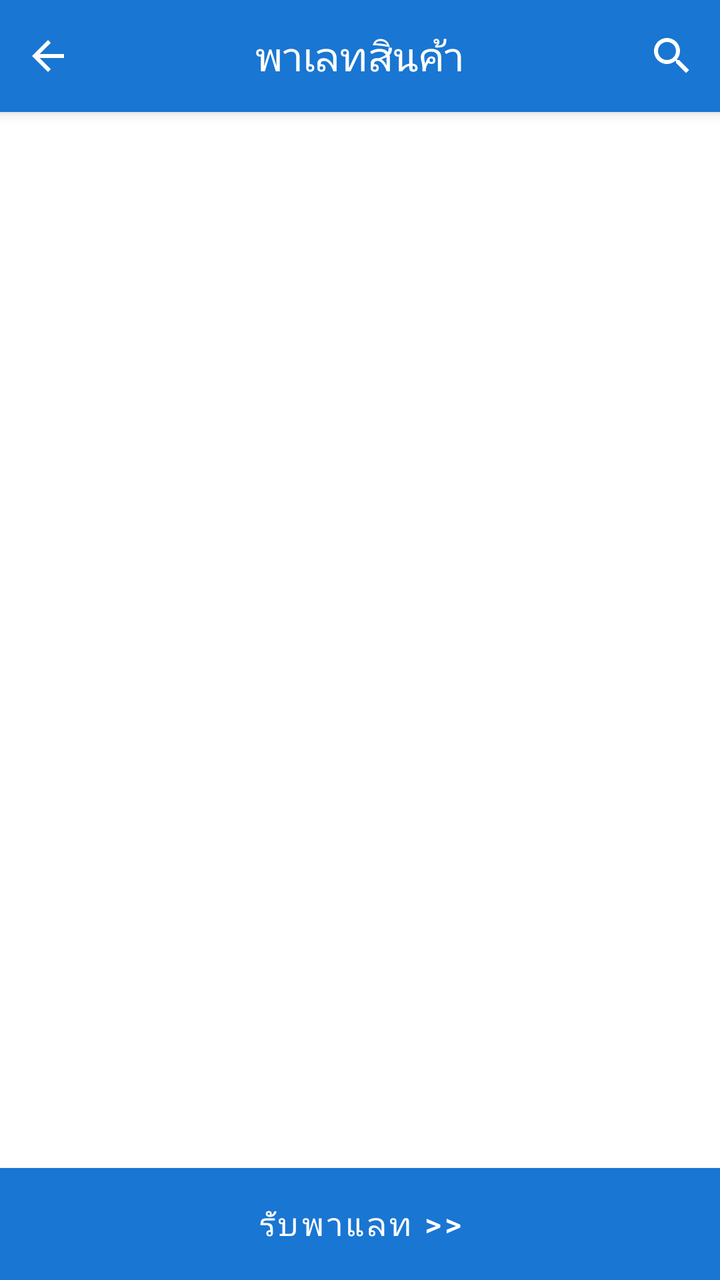
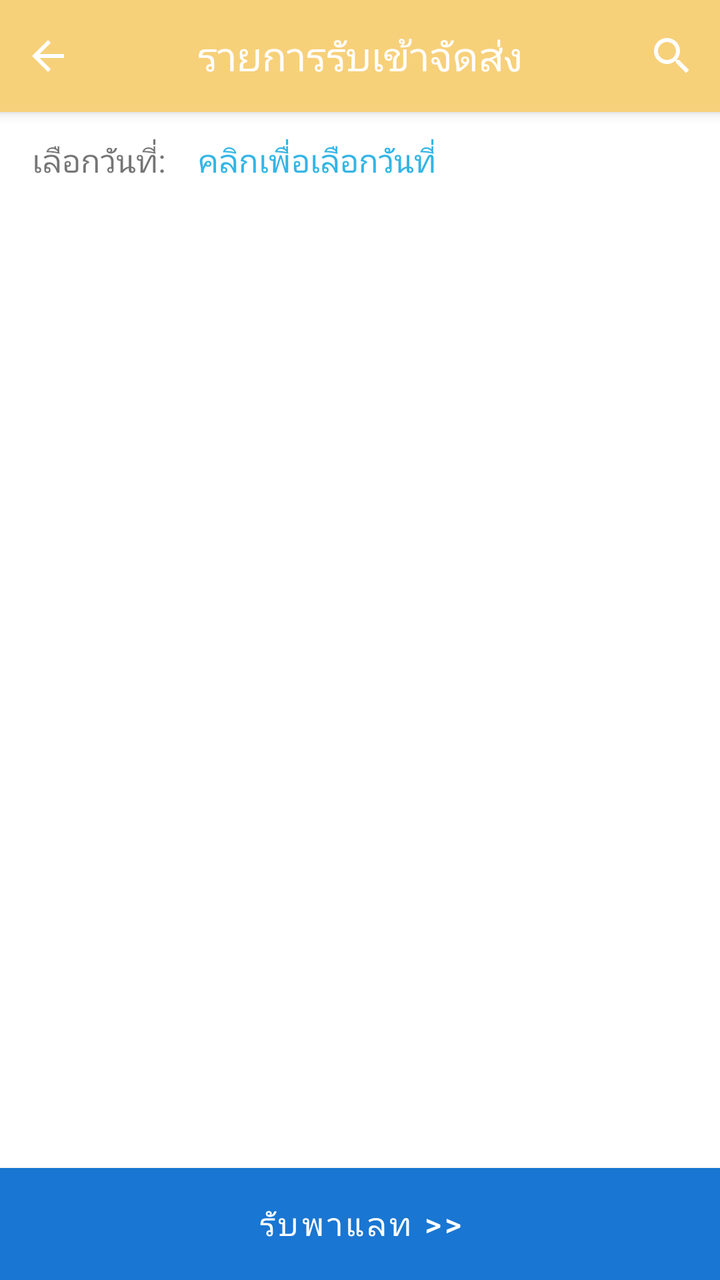

Screens rendered from an Android XML layout before and after an edit, with the pre-edit source and the edit as a unified diff.
<!-- AndroidManifest.xml: application theme AppTheme -->
<!-- res/layout/fragment_find_pallet.xml -->
<?xml version="1.0" encoding="utf-8"?>
<androidx.constraintlayout.widget.ConstraintLayout xmlns:android="http://schemas.android.com/apk/res/android"
    xmlns:tools="http://schemas.android.com/tools"
    xmlns:app="http://schemas.android.com/apk/res-auto"
    android:layout_width="match_parent"
    android:layout_height="match_parent"
    tools:context=".fragment.FindPalletFragment">

    <RelativeLayout
        android:id="@+id/titleBar"
        android:layout_width="match_parent"
        android:layout_height="?attr/actionBarSize"
        android:background="?attr/colorPrimary"
        android:elevation="4dp"
        app:layout_constraintTop_toTopOf="parent">

        <ImageButton
            android:id="@+id/btnBack"
            android:layout_width="48dp"
            android:layout_height="48dp"
            android:layout_centerVertical="true"
            android:background="?attr/selectableItemBackgroundBorderless"
            android:src="@drawable/ic_arrow_back"/>

        <TextView
            android:id="@+id/toolbar_title"
            android:layout_width="wrap_content"
            android:layout_height="wrap_content"
            android:layout_centerInParent="true"
            android:text="พาเลทสินค้า"
            android:textColor="@android:color/white"
            android:textSize="20sp"/>

        <androidx.appcompat.widget.SearchView
            android:id="@+id/searchView"
            android:layout_width="wrap_content"
            android:layout_height="wrap_content"
            android:layout_alignParentEnd="true"
            android:layout_centerVertical="true"
            app:iconifiedByDefault="true"
            app:queryHint="Search order..."
            android:theme="@style/SearchViewStyle"/>

    </RelativeLayout>

    
    <com.google.android.material.tabs.TabLayout
        android:id="@+id/statusTabLayout"
        android:layout_width="match_parent"
        android:layout_height="wrap_content"
        android:background="@android:color/white"
        app:tabMode="scrollable"
        app:tabGravity="fill"
        app:tabTextColor="@android:color/darker_gray"
        app:tabSelectedTextColor="?attr/colorPrimary"
        app:tabIndicatorColor="?attr/colorPrimary"
        app:layout_constraintTop_toBottomOf="@id/titleBar"/>

    <ListView
        android:id="@+id/listView"
        android:layout_width="match_parent"
        android:layout_height="0dp"
        android:divider="@android:color/darker_gray"
        android:dividerHeight="1dp"
        android:padding="8dp"
        app:layout_constraintTop_toBottomOf="@id/statusTabLayout"
        app:layout_constraintBottom_toTopOf="@id/btnReceivePallet"/>

    <LinearLayout
        android:id="@+id/emptyView"
        android:layout_width="match_parent"
        android:layout_height="0dp"
        android:gravity="center"
        android:orientation="vertical"
        android:visibility="gone"
        app:layout_constraintTop_toBottomOf="@id/statusTabLayout"
        app:layout_constraintBottom_toTopOf="@id/btnReceivePallet">

        <ImageView
            android:layout_width="64dp"
            android:layout_height="64dp"
            android:src="@drawable/ic_empty_box"
            android:alpha="0.5"/>

        <TextView
            android:layout_width="wrap_content"
            android:layout_height="wrap_content"
            android:layout_marginTop="16dp"
            android:text="No items found"
            android:textSize="16sp"/>
    </LinearLayout>

    
    <Button
        android:id="@+id/btnReceivePallet"
        android:layout_width="match_parent"
        android:layout_height="56dp"
        android:text="รับพาแลท >>"
        android:textSize="16sp"
        android:textColor="@android:color/white"
        android:background="?attr/colorPrimary"
        app:layout_constraintBottom_toBottomOf="parent"
        app:layout_constraintStart_toStartOf="parent"
        app:layout_constraintEnd_toEndOf="parent"
        android:layout_margin="0dp"/>

    <ProgressBar
        android:id="@+id/progressBar"
        android:layout_width="wrap_content"
        android:layout_height="wrap_content"
        android:visibility="gone"
        app:layout_constraintTop_toTopOf="parent"
        app:layout_constraintBottom_toBottomOf="parent"
        app:layout_constraintStart_toStartOf="parent"
        app:layout_constraintEnd_toEndOf="parent"/>

</androidx.constraintlayout.widget.ConstraintLayout>
<!-- resources referenced by this layout -->
<resources>
  <!-- drawable ic_arrow_back (drawable) -->
  <?xml version="1.0" encoding="utf-8"?>
  <vector xmlns:android="http://schemas.android.com/apk/res/android"
      android:width="24dp"
      android:height="24dp"
      android:viewportWidth="24"
      android:viewportHeight="24">
      <path
          android:fillColor="#FFFFFF"
          android:pathData="M20,11H7.83l5.59,-5.59L12,4l-8,8 8,8 1.41,-1.41L7.83,13H20v-2z"/>
  </vector>
  <!-- drawable ic_empty_box: png bitmap (drawable, 5607 bytes) -->
  <style name="SearchViewStyle" parent="Widget.AppCompat.SearchView">
          
          <item name="android:background">@android:color/transparent</item>
          
          <item name="android:textColor">@android:color/white</item>
          
          <item name="android:textColorHint">@android:color/white</item>
          
          <item name="android:tint">@android:color/white</item>
      </style>
  <style name="AppTheme" parent="Theme.MaterialComponents.Light.DarkActionBar">
          <item name="colorPrimary">@color/colorPrimary</item>
          <item name="colorPrimaryDark">@color/colorPrimaryDark</item>
          <item name="colorAccent">@color/colorAccent</item>
      </style>
  <color name="colorPrimary">#1976D2</color>
  <color name="colorPrimaryDark">#1565C0</color>
  <color name="colorAccent">#FFC107</color>
</resources>

<!-- the commit's change to res/layout/fragment_find_pallet.xml (unified diff, before → after) -->
@@ -10,7 +10,7 @@
         android:id="@+id/titleBar"
         android:layout_width="match_parent"
         android:layout_height="?attr/actionBarSize"
-        android:background="?attr/colorPrimary"
+        android:background="@color/pastel3"
         android:elevation="4dp"
         app:layout_constraintTop_toTopOf="parent">
 
@@ -27,7 +27,7 @@
             android:layout_width="wrap_content"
             android:layout_height="wrap_content"
             android:layout_centerInParent="true"
-            android:text="พาเลทสินค้า"
+            android:text="รายการรับเข้าจัดส่ง"
             android:textColor="@android:color/white"
             android:textSize="20sp"/>
 
@@ -43,6 +43,39 @@
 
     </RelativeLayout>
 
+    <LinearLayout
+        android:id="@+id/datePickerLayout"
+        android:layout_width="match_parent"
+        android:layout_height="wrap_content"
+        android:orientation="horizontal"
+        android:gravity="center_vertical"
+        android:paddingLeft="16dp"
+        android:paddingTop="5dp"
+        android:paddingRight="16dp"
+        android:paddingEnd="5dp"
+        app:layout_constraintTop_toBottomOf="@id/titleBar"
+        app:layout_constraintStart_toStartOf="parent"
+        app:layout_constraintEnd_toEndOf="parent">
+
+        <TextView
+            android:layout_width="wrap_content"
+            android:layout_height="wrap_content"
+            android:text="เลือกวันที่:"
+            android:textSize="16sp"
+            android:layout_marginEnd="8dp"/>
+
+        <TextView
+            android:id="@+id/datePickerTextView"
+            android:layout_width="wrap_content"
+            android:layout_height="wrap_content"
+            android:text="คลิกเพื่อเลือกวันที่"
+            android:textSize="16sp"
+            android:textColor="@android:color/holo_blue_light"
+            android:background="?attr/selectableItemBackground"
+            android:padding="8dp"/>
+
+    </LinearLayout>
+
     
     <com.google.android.material.tabs.TabLayout
         android:id="@+id/statusTabLayout"
@@ -54,7 +87,7 @@
         app:tabTextColor="@android:color/darker_gray"
         app:tabSelectedTextColor="?attr/colorPrimary"
         app:tabIndicatorColor="?attr/colorPrimary"
-        app:layout_constraintTop_toBottomOf="@id/titleBar"/>
+        app:layout_constraintTop_toBottomOf="@id/datePickerLayout"/>
 
     <ListView
         android:id="@+id/listView"
<!-- resource entries referenced after the edit -->
@@ -1,5 +1,6 @@
 <!-- resources referenced by this layout -->
 <resources>
+  <color name="pastel3">#F7D07A</color>
   <!-- drawable ic_arrow_back (drawable) -->
   <?xml version="1.0" encoding="utf-8"?>
   <vector xmlns:android="http://schemas.android.com/apk/res/android"
